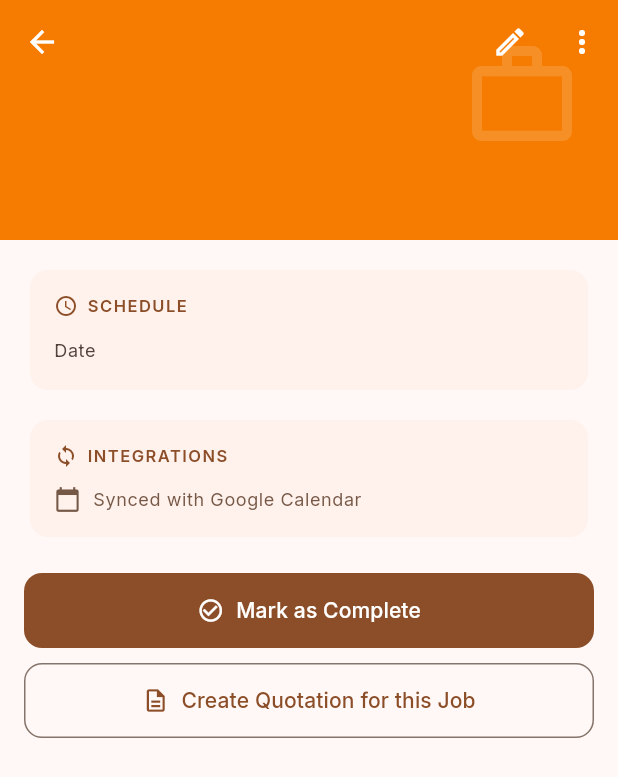
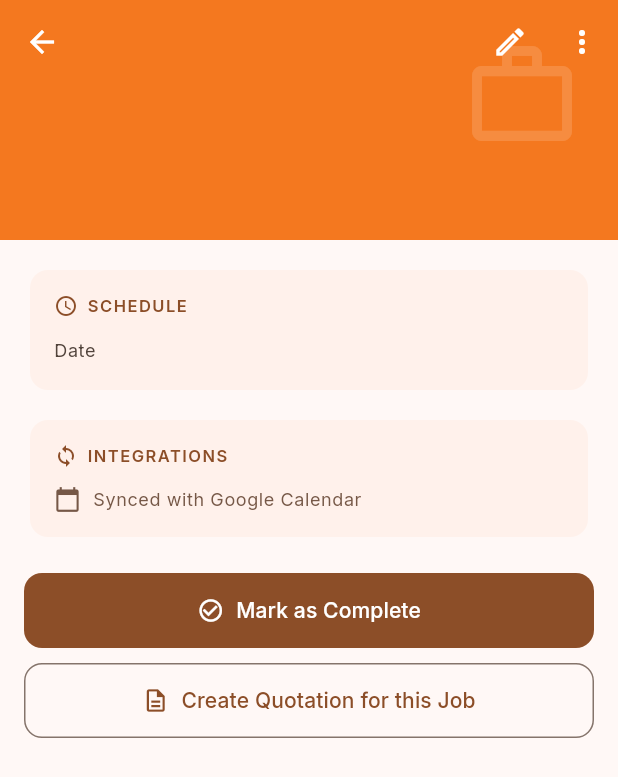
Before and after one commit to noahung/quote-on-the-go-app, a Flutter app: the _JobDetailView screen opened directly with empty values, on a phone screen of 412 x 824 dp. Shown: the top 777 px of the screen. Run offline on Flutter 3.47's test engine with Material 3 defaults, Android fonts, the phone set to English and light mode, and no system bars; our stand-ins replace cloud_firestore, firebase_auth, firebase_core, firebase_messaging, firebase_storage, flutter_riverpod and 5 more; accounts and stored records are empty; generated files the repository leaves out were written again.

Commit message:
fix: replace hardcoded #F57C00 fallback colour in job_detail_screen

```diff
--- a/lib/screens/schedule/job_detail_screen.dart
+++ b/lib/screens/schedule/job_detail_screen.dart
@@ -55,7 +55,7 @@ class _JobDetailView extends ConsumerWidget {
         return Color(int.parse(job.color!.replaceFirst('#', '0xff')));
       }
     } catch (_) {}
-    return const Color(0xFFF57C00);
+    return const Color(0xFFF4781F);
   }
 
   @override
```
